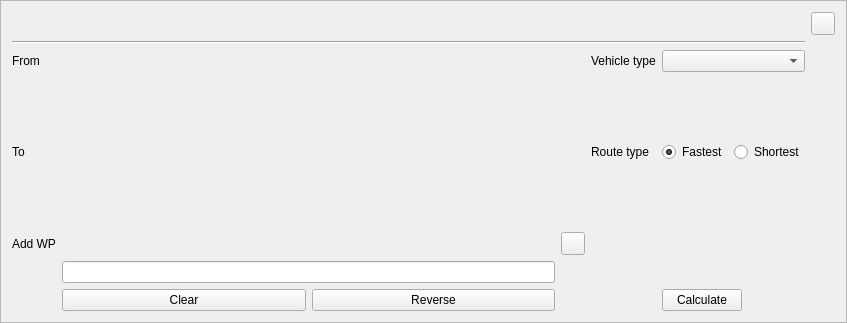
Qt form kadasrouting/gui/shortestpathbottombar.ui (kadas-albireo/kadas-albireo2) before a commit.
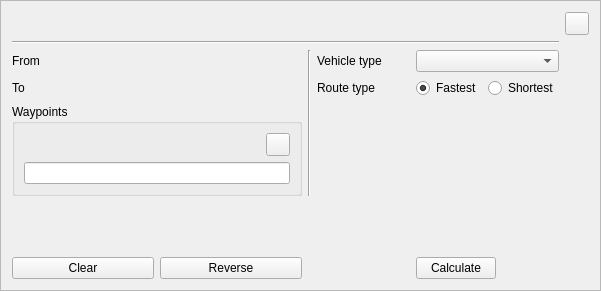
The same form after that commit. Icons and pictures are not drawn.

Commit message: better organization in shortestpath panel

What changed in the file:
```diff
--- a/kadasrouting/gui/shortestpathbottombar.ui
+++ b/kadasrouting/gui/shortestpathbottombar.ui
@@ -6,8 +6,8 @@
    <rect>
     <x>0</x>
     <y>0</y>
-    <width>847</width>
-    <height>323</height>
+    <width>601</width>
+    <height>291</height>
    </rect>
   </property>
   <property name="windowTitle">
@@ -20,9 +20,9 @@
    <enum>QFrame::Raised</enum>
   </property>
   <layout class="QGridLayout" name="gridLayout">
-   <item row="6" column="1">
-    <widget class="QWidget" name="widgetButton" native="true">
-     <layout class="QHBoxLayout" name="horizontalLayout_2">
+   <item row="3" column="5">
+    <widget class="QWidget" name="widgetMode" native="true">
+     <layout class="QHBoxLayout" name="horizontalLayout">
       <property name="leftMargin">
        <number>0</number>
       </property>
@@ -36,45 +36,28 @@
        <number>0</number>
       </property>
       <item>
-       <widget class="QPushButton" name="pushButtonClear">
+       <widget class="QRadioButton" name="radioButtonFastest">
         <property name="text">
-         <string>Clear</string>
+         <string>Fastest</string>
+        </property>
+        <property name="checked">
+         <bool>true</bool>
         </property>
        </widget>
       </item>
       <item>
-       <widget class="QPushButton" name="pushButtonReverse">
+       <widget class="QRadioButton" name="radioButtonShortest">
         <property name="text">
-         <string>Reverse</string>
+         <string>Shortest</string>
+        </property>
+        <property name="checked">
+         <bool>false</bool>
         </property>
        </widget>
       </item>
      </layout>
     </widget>
    </item>
-   <item row="6" column="4">
-    <widget class="QPushButton" name="btnCalculate">
-     <property name="sizePolicy">
-      <sizepolicy hsizetype="Maximum" vsizetype="Fixed">
-       <horstretch>0</horstretch>
-       <verstretch>0</verstretch>
-      </sizepolicy>
-     </property>
-     <property name="text">
-      <string>Calculate</string>
-     </property>
-    </widget>
-   </item>
-   <item row="3" column="3">
-    <widget class="QLabel" name="label_3">
-     <property name="text">
-      <string>Route type</string>
-     </property>
-    </widget>
-   </item>
-   <item row="2" column="4">
-    <widget class="QComboBox" name="comboBoxVehicles"/>
-   </item>
    <item row="2" column="0">
     <widget class="QLabel" name="labelFrom">
      <property name="text">
@@ -82,7 +65,14 @@
      </property>
     </widget>
    </item>
-   <item row="0" column="5">
+   <item row="3" column="4">
+    <widget class="QLabel" name="label_3">
+     <property name="text">
+      <string>Route type</string>
+     </property>
+    </widget>
+   </item>
+   <item row="0" column="6">
     <widget class="QToolButton" name="btnClose">
      <property name="sizePolicy">
       <sizepolicy hsizetype="Maximum" vsizetype="Fixed">
@@ -99,33 +89,13 @@
      </property>
     </widget>
    </item>
-   <item row="1" column="0" colspan="5">
+   <item row="1" column="0" colspan="6">
     <widget class="Line" name="line">
      <property name="orientation">
       <enum>Qt::Horizontal</enum>
      </property>
     </widget>
    </item>
-   <item row="4" column="2">
-    <widget class="QToolButton" name="btnAddWaypoints">
-     <property name="sizePolicy">
-      <sizepolicy hsizetype="Maximum" vsizetype="Fixed">
-       <horstretch>0</horstretch>
-       <verstretch>0</verstretch>
-      </sizepolicy>
-     </property>
-     <property name="text">
-      <string/>
-     </property>
-     <property name="icon">
-      <iconset theme="close">
-       <normaloff>.</normaloff>.</iconset>
-     </property>
-    </widget>
-   </item>
-   <item row="5" column="1">
-    <widget class="QLineEdit" name="lineEditWaypoints"/>
-   </item>
    <item row="3" column="0">
     <widget class="QLabel" name="labelTo">
      <property name="text">
@@ -133,23 +103,48 @@
      </property>
     </widget>
    </item>
-   <item row="4" column="0">
-    <widget class="QLabel" name="labelAddWP">
-     <property name="text">
-      <string>Add WP</string>
-     </property>
-    </widget>
+   <item row="2" column="5">
+    <widget class="QComboBox" name="comboBoxVehicles"/>
    </item>
-   <item row="2" column="3">
+   <item row="2" column="4">
     <widget class="QLabel" name="label_2">
      <property name="text">
       <string>Vehicle type</string>
      </property>
     </widget>
    </item>
-   <item row="3" column="4">
-    <widget class="QWidget" name="widgetMode" native="true">
-     <layout class="QHBoxLayout" name="horizontalLayout">
+   <item row="4" column="0" colspan="3">
+    <widget class="QGroupBox" name="groupBox">
+     <property name="title">
+      <string>Waypoints</string>
+     </property>
+     <layout class="QGridLayout" name="gridLayout_2">
+      <item row="0" column="1">
+       <widget class="QToolButton" name="btnAddWaypoints">
+        <property name="sizePolicy">
+         <sizepolicy hsizetype="Maximum" vsizetype="Fixed">
+          <horstretch>0</horstretch>
+          <verstretch>0</verstretch>
+         </sizepolicy>
+        </property>
+        <property name="text">
+         <string/>
+        </property>
+        <property name="icon">
+         <iconset theme="close">
+          <normaloff>.</normaloff>.</iconset>
+        </property>
+       </widget>
+      </item>
+      <item row="1" column="0" colspan="2">
+       <widget class="QLineEdit" name="lineEditWaypoints"/>
+      </item>
+     </layout>
+    </widget>
+   </item>
+   <item row="6" column="0" colspan="3">
+    <widget class="QWidget" name="widgetButton" native="true">
+     <layout class="QHBoxLayout" name="horizontalLayout_2">
       <property name="leftMargin">
        <number>0</number>
       </property>
@@ -163,28 +158,55 @@
        <number>0</number>
       </property>
       <item>
-       <widget class="QRadioButton" name="radioButtonFastest">
+       <widget class="QPushButton" name="pushButtonClear">
         <property name="text">
-         <string>Fastest</string>
-        </property>
-        <property name="checked">
-         <bool>true</bool>
+         <string>Clear</string>
         </property>
        </widget>
       </item>
       <item>
-       <widget class="QRadioButton" name="radioButtonShortest">
+       <widget class="QPushButton" name="pushButtonReverse">
         <property name="text">
-         <string>Shortest</string>
-        </property>
-        <property name="checked">
-         <bool>false</bool>
+         <string>Reverse</string>
         </property>
        </widget>
       </item>
      </layout>
     </widget>
    </item>
+   <item row="5" column="0">
+    <spacer name="verticalSpacer">
+     <property name="orientation">
+      <enum>Qt::Vertical</enum>
+     </property>
+     <property name="sizeHint" stdset="0">
+      <size>
+       <width>20</width>
+       <height>40</height>
+      </size>
+     </property>
+    </spacer>
+   </item>
+   <item row="6" column="5">
+    <widget class="QPushButton" name="btnCalculate">
+     <property name="sizePolicy">
+      <sizepolicy hsizetype="Maximum" vsizetype="Fixed">
+       <horstretch>0</horstretch>
+       <verstretch>0</verstretch>
+      </sizepolicy>
+     </property>
+     <property name="text">
+      <string>Calculate</string>
+     </property>
+    </widget>
+   </item>
+   <item row="2" column="3" rowspan="3">
+    <widget class="Line" name="line_2">
+     <property name="orientation">
+      <enum>Qt::Vertical</enum>
+     </property>
+    </widget>
+   </item>
   </layout>
  </widget>
  <resources/>
```
The commit also changes 2 other files.
